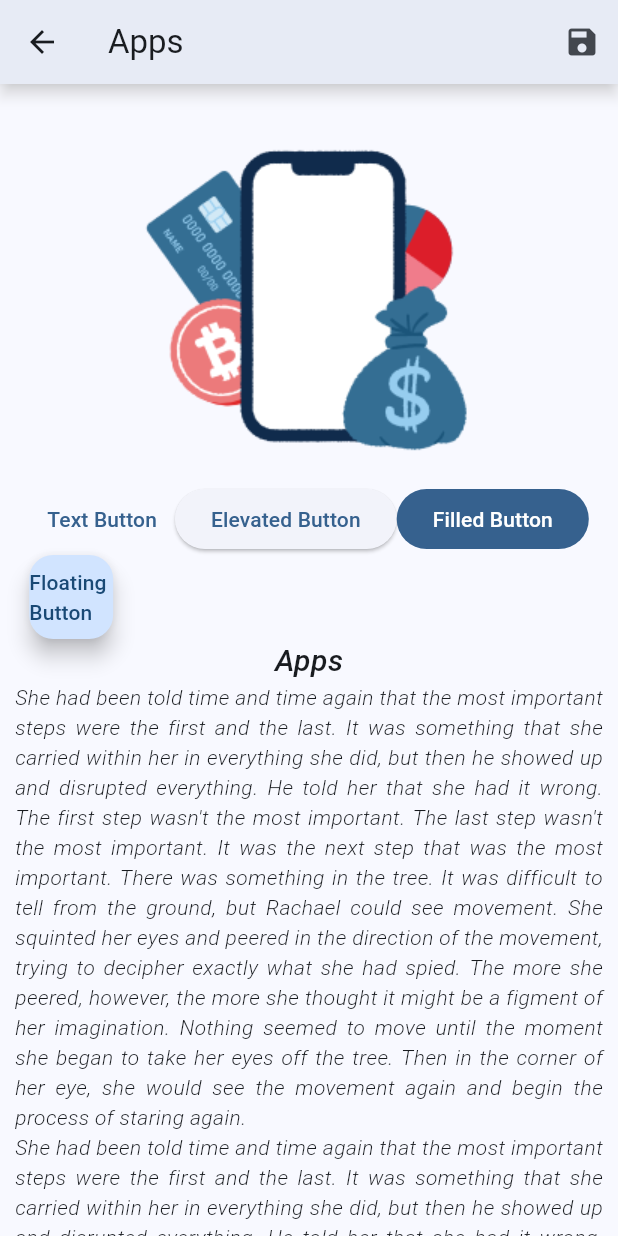
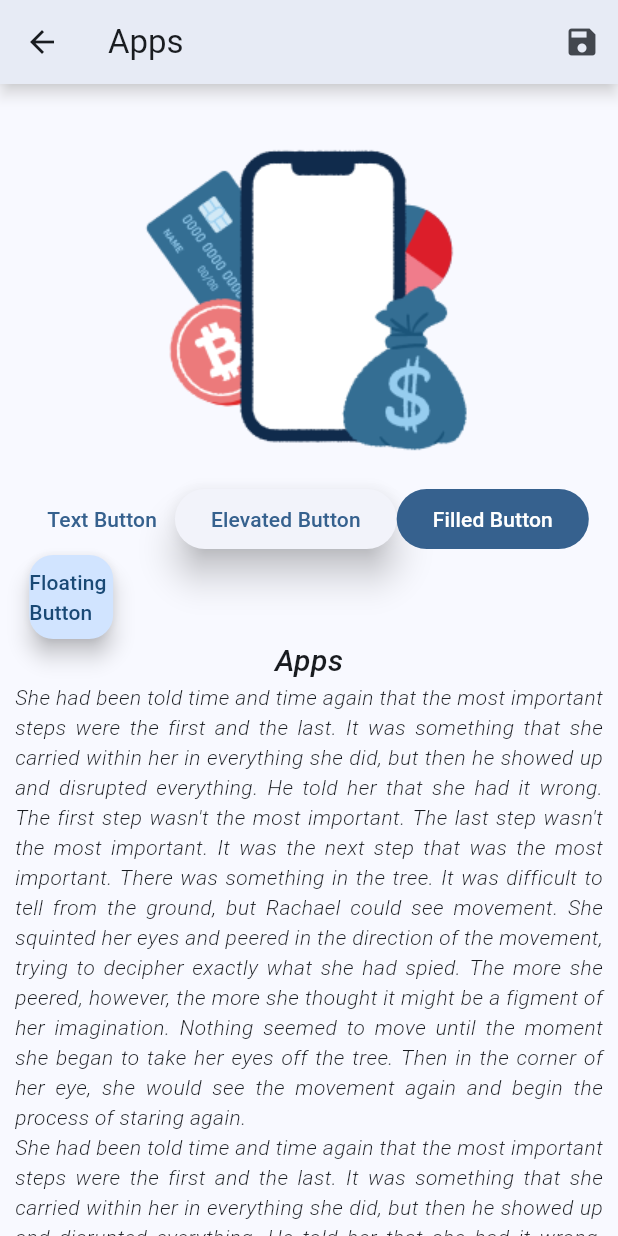
Before and after one commit to GetRighhttt/HomeAndProfileFlutter, a Flutter app: the screen it shows after launch, after a tap on "Apps", on a phone screen of 412 x 824 dp. Run offline on Flutter 3.47's test engine with Material 2 defaults, Android fonts, the phone set to English and light mode, and no system bars.

```diff
--- a/home_and_profile/lib/pages/description_page.dart
+++ b/home_and_profile/lib/pages/description_page.dart
@@ -50,6 +50,11 @@ class DescriptionPage extends StatelessWidget {
                   ),
                 ),
                 ElevatedButton(
+                  style: const ButtonStyle(
+                    elevation: MaterialStatePropertyAll(
+                      10,
+                    ),
+                  ),
                   onPressed: () {},
                   child: const Text(
                     'Elevated Button',
```
